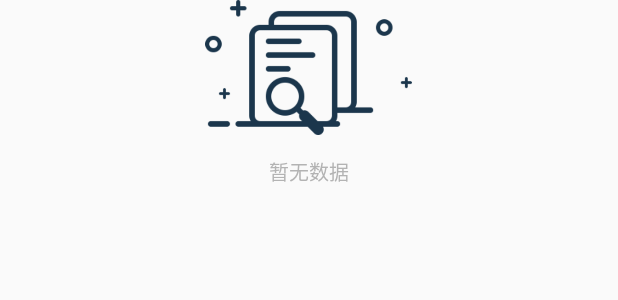
After one commit to freakcsh/WanAndroid, an Android app: the layout include_nodata.xml on its own in the app's theme, with its tools: preview values and no code run, on a phone screen of 412 x 824 dp. The commit adds this screen. Shown: the top 300 px of the screen. Run offline under Robolectric (Android 15) with nearby library versions, the phone set to English and light mode, and no system bars.

Commit message:
更改色调

```diff
--- /dev/null
+++ b/app/src/main/res/layout/include_nodata.xml
@@ -0,0 +1,24 @@
+<?xml version="1.0" encoding="utf-8"?>
+    <RelativeLayout
+        xmlns:android="http://schemas.android.com/apk/res/android"
+        android:layout_width="match_parent"
+        android:layout_height="match_parent"
+        android:orientation="vertical">
+        <ImageView
+            android:id="@+id/nodata_iv"
+            android:layout_width="150dp"
+            android:layout_height="90dp"
+            android:layout_centerHorizontal="true"
+            android:src="@mipmap/ic_no_data"/>
+        <TextView
+            android:id="@+id/noDataText"
+            android:layout_width="wrap_content"
+            android:layout_height="wrap_content"
+            android:layout_gravity="center"
+            android:layout_marginTop="14dp"
+            android:layout_below="@id/nodata_iv"
+            android:layout_centerHorizontal="true"
+            android:text="@string/nodata"
+            android:textColor="@color/tab_text_uns"
+            android:textSize="13sp"/>
+    </RelativeLayout>
--- a/app/src/main/res/values/strings.xml
+++ b/app/src/main/res/values/strings.xml
@@ -7,4 +7,5 @@
     <string name="main_navigation">导航</string>
     <string name="main_system">体系</string>
     <string name="main_homepage">首页</string>
+    <string name="nodata">暂无数据</string>
 </resources>
--- a/app/src/main/res/values/styles.xml
+++ b/app/src/main/res/values/styles.xml
@@ -1,7 +1,7 @@
 <resources>
 
     <!-- Base application theme. -->
-    <style name="AppTheme" parent="Theme.AppCompat.Light.DarkActionBar">
+    <style name="AppTheme" parent="Theme.AppCompat.Light.NoActionBar">
         <!-- Customize your theme here. -->
         <item name="colorPrimary">@color/colorPrimary</item>
         <item name="colorPrimaryDark">@color/colorPrimaryDark</item>
```
Also changed, not shown: app/src/main/res/values/colors.xml (+41 -3 lines), app/src/main/res/mipmap-mdpi/ic_no_data.png (added).
